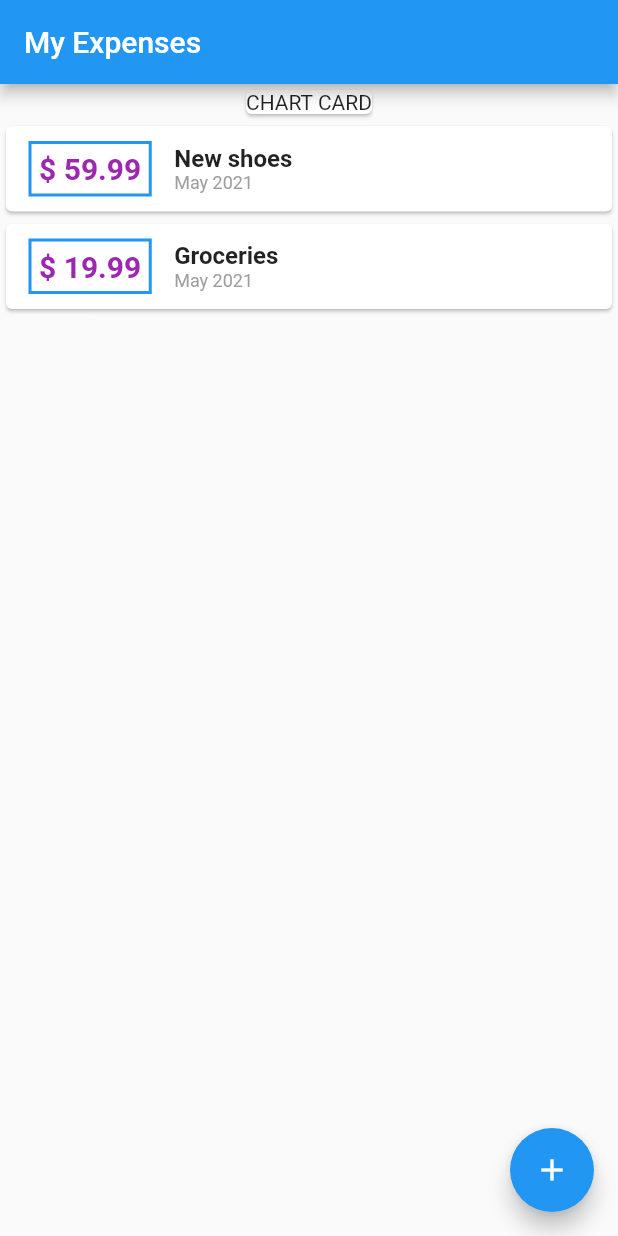
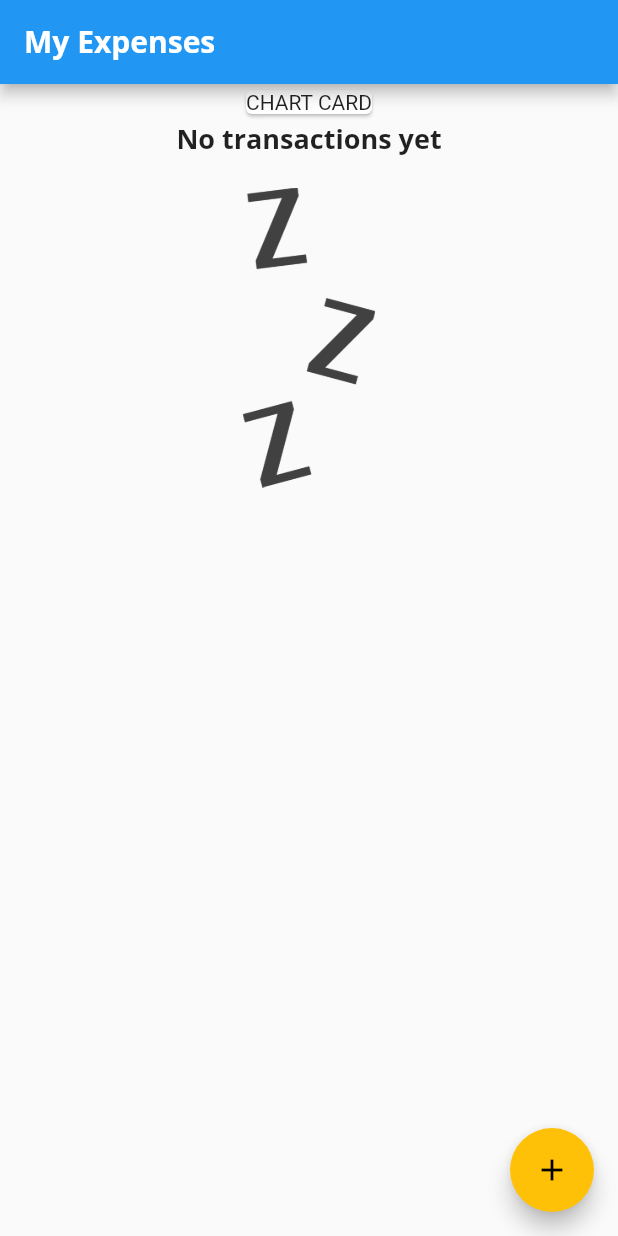
Before and after one commit to felipe-xavier/flutter-expense-app, a Flutter app: the screen it shows after launch, on a phone screen of 412 x 824 dp. Run offline on Flutter 3.47's test engine with Material 2 defaults, Android fonts, the phone set to English and light mode, and no system bars.

Commit message:
Add no transactions name.

```diff
--- a/lib/main.dart
+++ b/lib/main.dart
@@ -1,3 +1,5 @@
+import 'dart:ui';
+
 import 'package:expenses_app/widgets/new_transaction.dart';
 import './widgets/transactions_list.dart';
 import 'package:flutter/material.dart';
@@ -15,6 +17,24 @@ class MyApp extends StatelessWidget {
       title: 'Flutter Demo',
       theme: ThemeData(
         primarySwatch: Colors.blue,
+        accentColor: Colors.amber,
+        fontFamily: 'QuickSand',
+        textTheme: ThemeData.light().textTheme.copyWith(
+              headline6: TextStyle(
+                fontFamily: 'OpenSans',
+                fontSize: 18,
+                fontWeight: FontWeight.bold,
+              ),
+            ),
+        appBarTheme: AppBarTheme(
+          textTheme: ThemeData.light().textTheme.copyWith(
+                headline6: TextStyle(
+                  fontFamily: 'OpenSans',
+                  fontSize: 20,
+                  fontWeight: FontWeight.bold,
+                ),
+              ),
+        ),
       ),
       home: MyHomePage(title: 'My Expenses'),
     );
@@ -32,18 +52,18 @@ class MyHomePage extends StatefulWidget {
 
 class _MyHomePageState extends State<MyHomePage> {
   final List<Transaction> _myTransactions = [
-    Transaction(
-      id: 't1',
-      title: 'New shoes',
-      amount: 59.99,
-      date: DateTime.now(),
-    ),
-    Transaction(
-      id: 't2',
-      title: 'Groceries',
-      amount: 19.99,
-      date: DateTime.now(),
-    ),
+    // Transaction(
+    //   id: 't1',
+    //   title: 'New shoes',
+    //   amount: 59.99,
+    //   date: DateTime.now(),
+    // ),
+    // Transaction(
+    //   id: 't2',
+    //   title: 'Groceries',
+    //   amount: 19.99,
+    //   date: DateTime.now(),
+    // ),
   ];
 
   void _addNewTransaction(String title, double amount) {
--- a/lib/widgets/transactions_list.dart
+++ b/lib/widgets/transactions_list.dart
@@ -11,7 +11,21 @@ class TransactionList extends StatelessWidget {
   Widget build(BuildContext context) {
     return Container(
       height: 400,
-      child: ListView.builder(
+      child: transactions.isEmpty
+          ? Column(
+              children: [
+                Text(
+                  'No transactions yet',
+                  style: Theme.of(context).textTheme.headline6,
+                ),
+                Container(
+                  height: 200,
+                  margin: EdgeInsets.only(top: 20),
+                  child: Image.asset('assets/images/waiting.png'),
+                ),
+              ],
+            )
+          : ListView.builder(
               itemBuilder: (context, index) {
                 return Card(
                   child: Row(
@@ -33,7 +47,7 @@ class TransactionList extends StatelessWidget {
                           '\$ ${transactions[index].amount.toStringAsFixed(2)}',
                           style: TextStyle(
                             fontWeight: FontWeight.bold,
-                      color: Colors.purple,
+                            color: Theme.of(context).primaryColor,
                             fontSize: 20,
                           ),
                         ),
@@ -43,10 +57,7 @@ class TransactionList extends StatelessWidget {
                         children: [
                           Text(
                             transactions[index].title,
-                      style: TextStyle(
-                        fontWeight: FontWeight.bold,
-                        fontSize: 16,
-                      ),
+                            style: Theme.of(context).textTheme.headline6,
                           ),
                           Text(
                             DateFormat.yMMM().format(transactions[index].date),
--- a/pubspec.yaml
+++ b/pubspec.yaml
@@ -46,8 +46,8 @@ flutter:
   uses-material-design: true
 
   # To add assets to your application, add an assets section, like this:
-  # assets:
-  #   - images/a_dot_burr.jpeg
+  assets:
+    - assets/images/waiting.png
   #   - images/a_dot_ham.jpeg
 
   # An image asset can refer to one or more resolution-specific "variants", see
```
Also changed, not shown: assets/images/waiting.png (added). Lines whose indentation alone changed are shown as unchanged.
